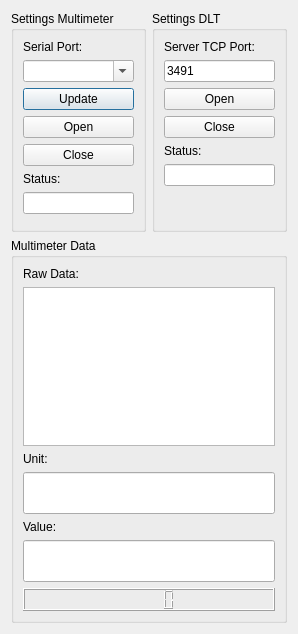
alexmucde/DLTMultimeter, file dialog.ui: the form before one commit.
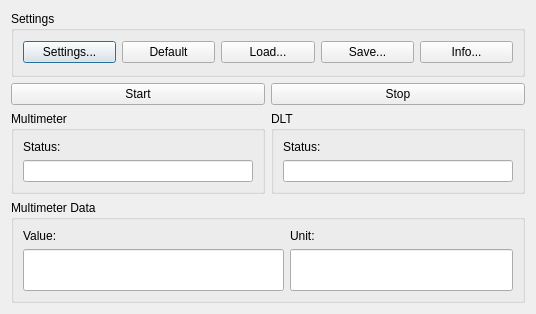
The form after the commit.

```diff
--- a/dialog.ui
+++ b/dialog.ui
@@ -6,8 +6,8 @@
    <rect>
     <x>0</x>
     <y>0</y>
-    <width>298</width>
-    <height>634</height>
+    <width>536</width>
+    <height>314</height>
    </rect>
   </property>
   <property name="sizePolicy">
@@ -26,181 +26,64 @@
    <bool>true</bool>
   </property>
   <layout class="QGridLayout" name="gridLayout">
-   <item row="0" column="0">
-    <widget class="QGroupBox" name="groupBox">
+   <item row="0" column="0" colspan="2">
+    <widget class="QGroupBox" name="groupBox_4">
      <property name="title">
-      <string>Settings Multimeter</string>
+      <string>Settings</string>
      </property>
-     <layout class="QVBoxLayout" name="verticalLayout">
+     <layout class="QHBoxLayout" name="horizontalLayout">
       <item>
-       <widget class="QLabel" name="label">
+       <widget class="QPushButton" name="pushButtonSettings">
         <property name="text">
-         <string>Serial Port:</string>
+         <string>Settings...</string>
         </property>
        </widget>
       </item>
       <item>
-       <widget class="QComboBox" name="comboBoxSerialPort">
-        <property name="editable">
-         <bool>true</bool>
-        </property>
-       </widget>
-      </item>
-      <item>
-       <widget class="QPushButton" name="pushButtonUpdate">
+       <widget class="QPushButton" name="pushButtonDefaultSettings">
         <property name="text">
-         <string>Update</string>
+         <string>Default</string>
         </property>
        </widget>
       </item>
       <item>
-       <widget class="QPushButton" name="pushButtonConnect">
+       <widget class="QPushButton" name="pushButtonLoadSettings">
         <property name="text">
-         <string>Open</string>
+         <string>Load...</string>
         </property>
        </widget>
       </item>
       <item>
-       <widget class="QPushButton" name="pushButtonDisconnect">
+       <widget class="QPushButton" name="pushButtonSaveSettings">
         <property name="text">
-         <string>Close</string>
+         <string>Save...</string>
         </property>
        </widget>
       </item>
       <item>
-       <widget class="QLabel" name="label_4">
+       <widget class="QPushButton" name="pushButtonInfo">
         <property name="text">
-         <string>Status:</string>
+         <string>Info...</string>
         </property>
        </widget>
       </item>
-      <item>
-       <widget class="QLineEdit" name="lineEditStatus">
-        <property name="readOnly">
-         <bool>true</bool>
-        </property>
-       </widget>
-      </item>
-      <item>
-       <spacer name="verticalSpacer">
-        <property name="orientation">
-         <enum>Qt::Vertical</enum>
-        </property>
-        <property name="sizeHint" stdset="0">
-         <size>
-          <width>20</width>
-          <height>40</height>
-         </size>
-        </property>
-       </spacer>
-      </item>
      </layout>
     </widget>
    </item>
-   <item row="0" column="1">
-    <widget class="QGroupBox" name="groupBox_2">
-     <property name="title">
-      <string>Settings DLT</string>
-     </property>
-     <layout class="QVBoxLayout" name="verticalLayout_2">
-      <item>
-       <widget class="QLabel" name="label_6">
-        <property name="text">
-         <string>Server TCP Port:</string>
-        </property>
-       </widget>
-      </item>
-      <item>
-       <widget class="QLineEdit" name="lineEditPortDLT">
-        <property name="text">
-         <string>3491</string>
-        </property>
-       </widget>
-      </item>
-      <item>
-       <widget class="QPushButton" name="pushButtonOpenDLT">
-        <property name="text">
-         <string>Open</string>
-        </property>
-       </widget>
-      </item>
-      <item>
-       <widget class="QPushButton" name="pushButtonCloseDLT">
-        <property name="text">
-         <string>Close</string>
-        </property>
-       </widget>
-      </item>
-      <item>
-       <widget class="QLabel" name="label_7">
-        <property name="text">
-         <string>Status:</string>
-        </property>
-       </widget>
-      </item>
-      <item>
-       <widget class="QLineEdit" name="lineEditStatusDLT">
-        <property name="readOnly">
-         <bool>true</bool>
-        </property>
-       </widget>
-      </item>
-      <item>
-       <spacer name="verticalSpacer_2">
-        <property name="orientation">
-         <enum>Qt::Vertical</enum>
-        </property>
-        <property name="sizeHint" stdset="0">
-         <size>
-          <width>20</width>
-          <height>40</height>
-         </size>
-        </property>
-       </spacer>
-      </item>
-     </layout>
-    </widget>
-   </item>
-   <item row="1" column="0" colspan="2">
+   <item row="4" column="0" colspan="2">
     <widget class="QGroupBox" name="groupBox_3">
      <property name="title">
       <string>Multimeter Data</string>
      </property>
-     <layout class="QVBoxLayout" name="verticalLayout_3">
-      <item>
-       <widget class="QLabel" name="label_2">
-        <property name="text">
-         <string>Raw Data:</string>
-        </property>
-       </widget>
-      </item>
-      <item>
-       <widget class="QTextEdit" name="textEditRawData"/>
-      </item>
-      <item>
-       <widget class="QLabel" name="label_5">
-        <property name="text">
-         <string>Unit:</string>
-        </property>
-       </widget>
-      </item>
-      <item>
-       <widget class="QLineEdit" name="lineEditUnit">
-        <property name="font">
-         <font>
-          <pointsize>22</pointsize>
-         </font>
-        </property>
-       </widget>
-      </item>
-      <item>
+     <layout class="QFormLayout" name="formLayout">
+      <item row="1" column="0">
        <widget class="QLabel" name="label_3">
         <property name="text">
          <string>Value:</string>
         </property>
        </widget>
       </item>
-      <item>
+      <item row="2" column="0">
        <widget class="QLineEdit" name="lineEditValue">
         <property name="font">
          <font>
@@ -209,21 +92,85 @@
         </property>
        </widget>
       </item>
-      <item>
-       <widget class="QLCDNumber" name="lcdNumber">
+      <item row="2" column="1">
+       <widget class="QLineEdit" name="lineEditUnit">
         <property name="font">
          <font>
           <pointsize>22</pointsize>
          </font>
         </property>
-        <property name="segmentStyle">
-         <enum>QLCDNumber::Filled</enum>
+       </widget>
+      </item>
+      <item row="1" column="1">
+       <widget class="QLabel" name="label_5">
+        <property name="text">
+         <string>Unit:</string>
         </property>
        </widget>
       </item>
      </layout>
     </widget>
    </item>
+   <item row="3" column="1">
+    <widget class="QGroupBox" name="groupBox_2">
+     <property name="title">
+      <string>DLT</string>
+     </property>
+     <layout class="QVBoxLayout" name="verticalLayout_2">
+      <item>
+       <widget class="QLabel" name="label_7">
+        <property name="text">
+         <string>Status:</string>
+        </property>
+       </widget>
+      </item>
+      <item>
+       <widget class="QLineEdit" name="lineEditStatusDLT">
+        <property name="readOnly">
+         <bool>true</bool>
+        </property>
+       </widget>
+      </item>
+     </layout>
+    </widget>
+   </item>
+   <item row="3" column="0">
+    <widget class="QGroupBox" name="groupBox">
+     <property name="title">
+      <string>Multimeter</string>
+     </property>
+     <layout class="QVBoxLayout" name="verticalLayout">
+      <item>
+       <widget class="QLabel" name="label_4">
+        <property name="text">
+         <string>Status:</string>
+        </property>
+       </widget>
+      </item>
+      <item>
+       <widget class="QLineEdit" name="lineEditStatusMultimeter">
+        <property name="readOnly">
+         <bool>true</bool>
+        </property>
+       </widget>
+      </item>
+     </layout>
+    </widget>
+   </item>
+   <item row="1" column="1">
+    <widget class="QPushButton" name="pushButtonStop">
+     <property name="text">
+      <string>Stop</string>
+     </property>
+    </widget>
+   </item>
+   <item row="1" column="0">
+    <widget class="QPushButton" name="pushButtonStart">
+     <property name="text">
+      <string>Start</string>
+     </property>
+    </widget>
+   </item>
   </layout>
  </widget>
  <resources/>
```
